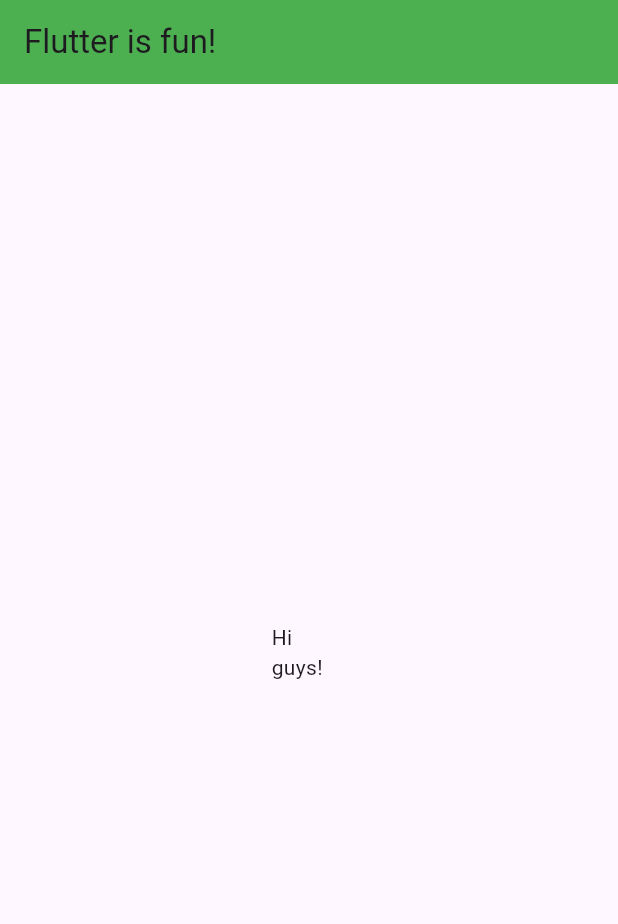
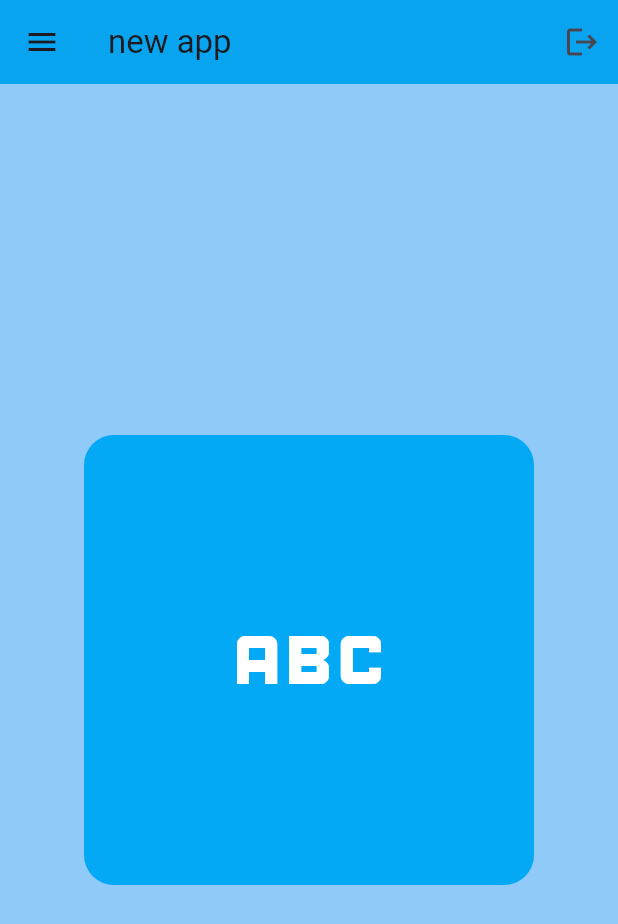
Before and after one commit to tokujiTO/flutter-learn, a Flutter app: the screen it shows after launch, on a phone screen of 412 x 824 dp. Shown: the top 924 px of the screen. Run offline on Flutter 3.47's test engine with Material 3 defaults, Android fonts, the phone set to English and light mode, and no system bars.

```diff
--- a/lib/main.dart
+++ b/lib/main.dart
@@ -1,30 +1,36 @@
 import 'package:flutter/material.dart';
 
-void main(List<String> args) {
-  runApp(MyApp());
+void main() {
+  runApp(const MyApp());
 }
 
-class MyApp extends StatefulWidget {
+class MyApp extends StatelessWidget {
   const MyApp({super.key});
 
   @override
-  State<MyApp> createState() => _MyAppState();
-}
-
-class _MyAppState extends State<MyApp> {
-  @override
   Widget build(BuildContext context) {
     return MaterialApp(
+      debugShowCheckedModeBanner: false,
       home: Scaffold(
+        backgroundColor: Colors.blue.shade200,
         appBar: AppBar(
-          backgroundColor: Colors.green,
-          title: const Text('Flutter is fun!'),
+          title: const Text("new app"),
+          backgroundColor: Colors.lightBlue,
+          elevation: 1,
+          leading: Icon(Icons.menu),
+          actions: [IconButton(onPressed: () {}, icon: Icon(Icons.logout))],
         ),
         body: Center(
           child: Container(
-            child: const Text("Hi guys!"),
-            height: 50,
-            width: 50,
+            height: 300,
+            width: 300,
+            decoration: BoxDecoration(
+              color: Colors.lightBlue,
+              borderRadius: BorderRadius.circular(20),
+            ),
+            child: Center(
+              child: Icon(Icons.abc_outlined, color: Colors.white, size: 128),
+            ),
           ),
         ),
       ),
```
